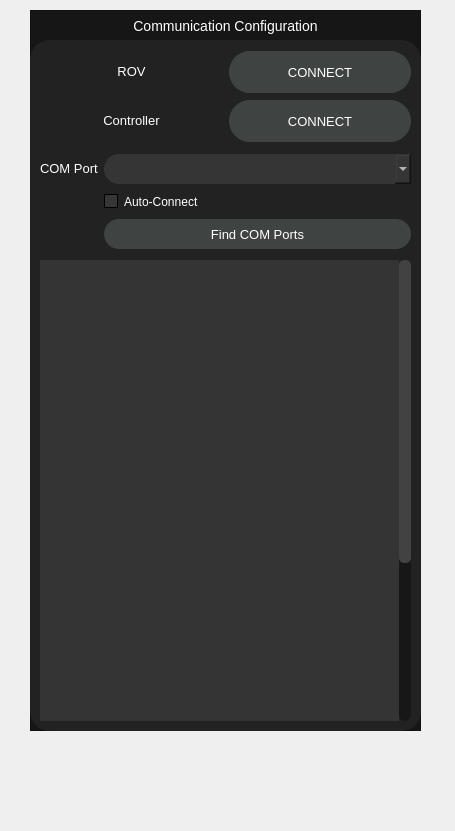
First picture: the form in configuration_section_widgets/communication_configuration.ui, repository itumtalaiteam/Denizalti, before the edit.
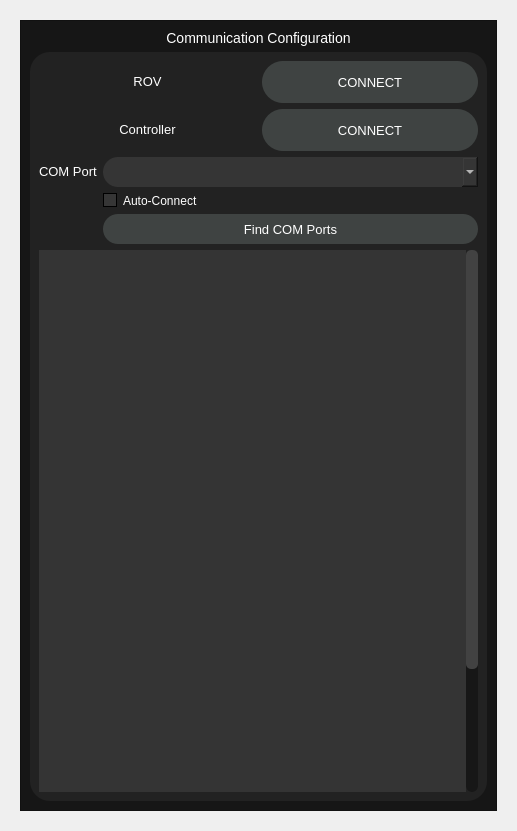
Second picture: the form after the edit. Icons and pictures are not drawn.

Commit message: Flexibility additions and Configuration Section Update

```diff
--- a/configuration_section_widgets/communication_configuration.ui
+++ b/configuration_section_widgets/communication_configuration.ui
@@ -6,31 +6,19 @@
    <rect>
     <x>0</x>
     <y>0</y>
-    <width>455</width>
+    <width>517</width>
     <height>831</height>
    </rect>
   </property>
   <property name="windowTitle">
    <string>Form</string>
   </property>
+  <layout class="QVBoxLayout" name="verticalLayout_5">
+   <item>
   <widget class="QWidget" name="config_com_config_widget" native="true">
-   <property name="geometry">
-    <rect>
-     <x>30</x>
-     <y>10</y>
-     <width>391</width>
-     <height>721</height>
-    </rect>
-   </property>
+     <layout class="QVBoxLayout" name="verticalLayout_4">
+      <item>
    <widget class="QFrame" name="config_com_config">
-    <property name="geometry">
-     <rect>
-      <x>0</x>
-      <y>0</y>
-      <width>391</width>
-      <height>721</height>
-     </rect>
-    </property>
     <property name="styleSheet">
      <string notr="true">QFrame#config_com_config{
 background-color:	rgba(22,22,22,255);
@@ -42,14 +30,14 @@
     <property name="frameShadow">
      <enum>QFrame::Raised</enum>
     </property>
+        <layout class="QVBoxLayout" name="verticalLayout_3">
+         <item>
     <widget class="QLabel" name="config_label_com_config">
-     <property name="geometry">
-      <rect>
-       <x>100</x>
-       <y>0</y>
-       <width>191</width>
-       <height>31</height>
-      </rect>
+           <property name="sizePolicy">
+            <sizepolicy hsizetype="Preferred" vsizetype="Fixed">
+             <horstretch>0</horstretch>
+             <verstretch>0</verstretch>
+            </sizepolicy>
      </property>
      <property name="styleSheet">
       <string notr="true">color:White;
@@ -62,15 +50,9 @@
       <set>Qt::AlignCenter</set>
      </property>
     </widget>
+         </item>
+         <item>
     <widget class="QFrame" name="config_frame_com_config">
-     <property name="geometry">
-      <rect>
-       <x>0</x>
-       <y>30</y>
-       <width>391</width>
-       <height>691</height>
-      </rect>
-     </property>
      <property name="styleSheet">
       <string notr="true">QFrame#config_frame_com_config {
 background-color: rgba(34,34,34,255);
@@ -161,15 +143,8 @@
      <property name="frameShadow">
       <enum>QFrame::Raised</enum>
      </property>
-     <widget class="QWidget" name="gridLayoutWidget">
-      <property name="geometry">
-       <rect>
-        <x>10</x>
-        <y>10</y>
-        <width>371</width>
-        <height>93</height>
-       </rect>
-      </property>
+           <layout class="QVBoxLayout" name="verticalLayout_2">
+            <item>
       <layout class="QGridLayout" name="gridLayout">
        <item row="0" column="0">
         <widget class="QLabel" name="config_label_rov">
@@ -227,16 +202,8 @@
         </widget>
        </item>
       </layout>
-     </widget>
-     <widget class="QWidget" name="gridLayoutWidget_2">
-      <property name="geometry">
-       <rect>
-        <x>10</x>
-        <y>110</y>
-        <width>371</width>
-        <height>104</height>
-       </rect>
-      </property>
+            </item>
+            <item>
       <layout class="QGridLayout" name="gridLayout_2">
        <item row="0" column="1">
         <widget class="QComboBox" name="config_cbox_com_port">
@@ -325,16 +292,9 @@
         </widget>
        </item>
       </layout>
-     </widget>
+            </item>
+            <item>
      <widget class="QScrollArea" name="config_com_config_scrollarea">
-      <property name="geometry">
-       <rect>
-        <x>10</x>
-        <y>220</y>
-        <width>371</width>
-        <height>461</height>
-       </rect>
-      </property>
       <property name="styleSheet">
        <string notr="true"/>
       </property>
@@ -352,7 +312,7 @@
         <rect>
          <x>0</x>
          <y>0</y>
-         <width>359</width>
+                 <width>415</width>
          <height>700</height>
         </rect>
        </property>
@@ -397,9 +357,17 @@
        </layout>
       </widget>
      </widget>
-    </widget>
-   </widget>
-  </widget>
+            </item>
+           </layout>
+          </widget>
+         </item>
+        </layout>
+       </widget>
+      </item>
+     </layout>
+    </widget>
+   </item>
+  </layout>
  </widget>
  <resources/>
  <connections/>
```
Lines whose indentation alone changed are shown as unchanged. The commit also changes 16 other files.
